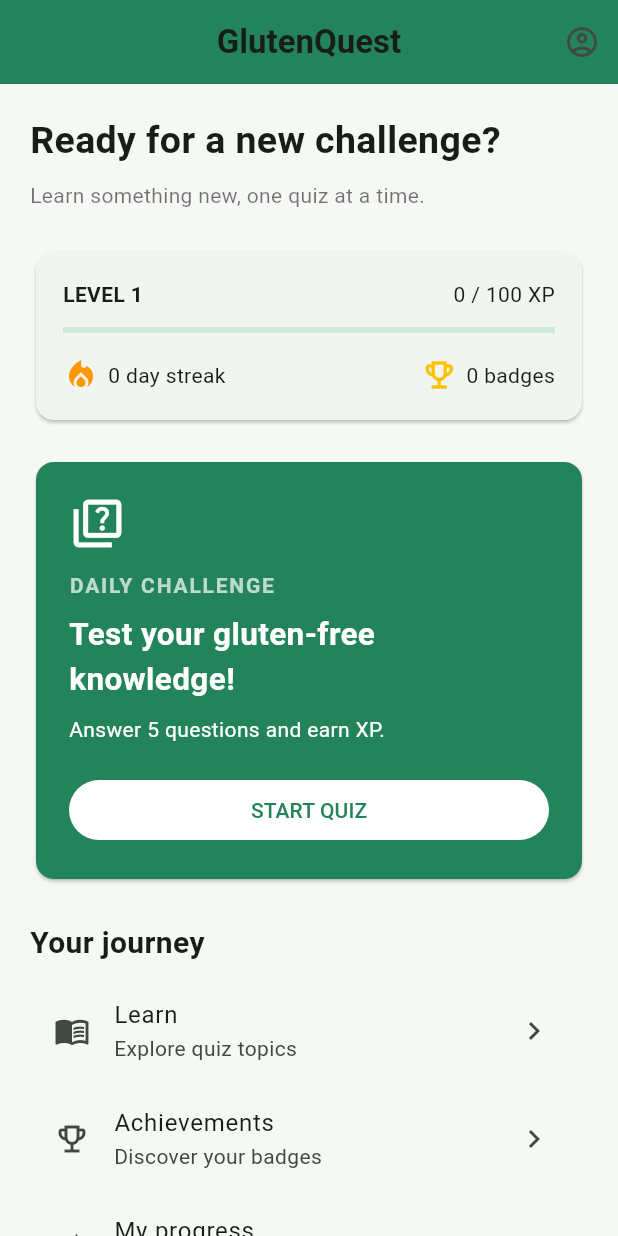
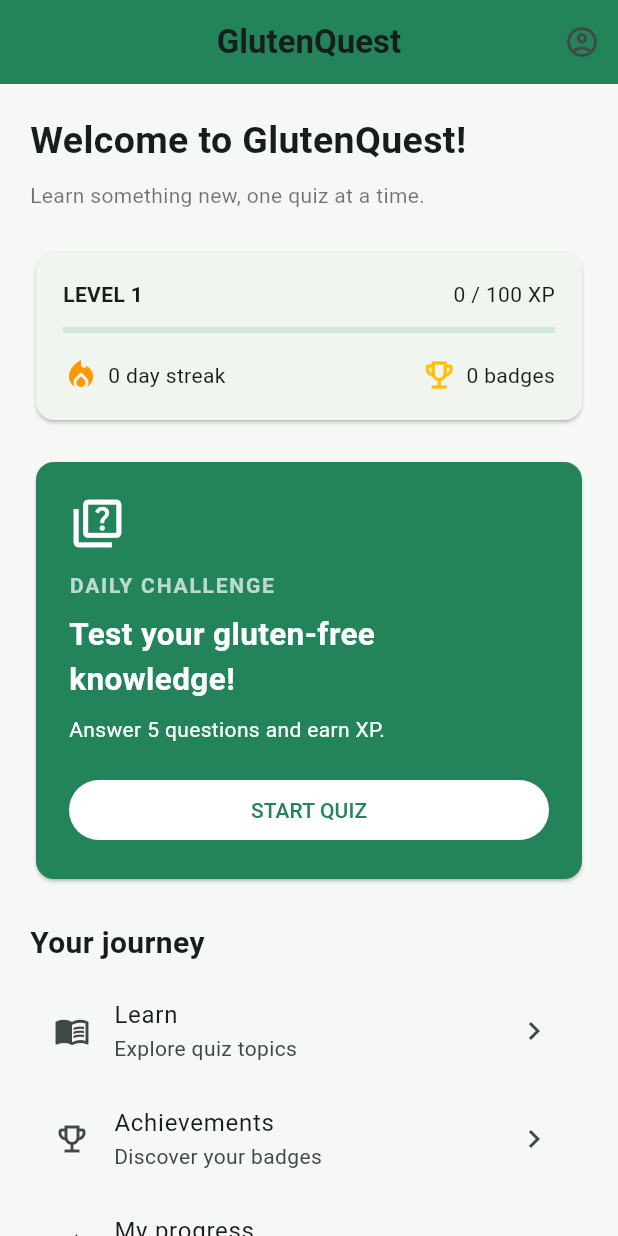
Before and after one commit to C00298638/GlutenQuest, a Flutter app: the HomeScreen screen opened directly, on a phone screen of 412 x 824 dp. Run offline on Flutter 3.47's test engine with Material 3 defaults, Android fonts, the phone set to English and light mode, and no system bars; our stand-ins replace supabase_flutter; accounts and stored records are empty.

Commit message:
Load user profile on home screen

```diff
--- a/glutenquest/lib/screens/home_screen.dart
+++ b/glutenquest/lib/screens/home_screen.dart
@@ -1,12 +1,44 @@
 
 import 'package:flutter/material.dart';
+import 'package:supabase_flutter/supabase_flutter.dart';
+
 import 'quiz_screen.dart';
 import 'profile_screen.dart';
 
-class HomeScreen extends StatelessWidget {
+class HomeScreen extends StatefulWidget {
   const HomeScreen({super.key});
 
+  @override
+  State<HomeScreen> createState() => _HomeScreenState();
+}
+
+class _HomeScreenState extends State<HomeScreen> {
   static const Color green = Color(0xFF23845B);
+
+  late Future<String?> _profileNameFuture;
+
+  @override
+  void initState() {
+    super.initState();
+    _profileNameFuture = _loadProfileName();
+  }
+
+  Future<String?> _loadProfileName() async {
+    final supabase = Supabase.instance.client;
+    final user = supabase.auth.currentUser;
+
+    if (user == null) {
+      return null;
+    }
+
+    final profile = await supabase
+        .from('profiles')
+        .select('full_name')
+        .eq('id', user.id)
+        .maybeSingle();
+
+    return profile?['full_name'] as String?;
+  }
 
   @override
   Widget build(BuildContext context) {
@@ -35,12 +67,41 @@ class HomeScreen extends StatelessWidget {
       body: ListView(
         padding: const EdgeInsets.all(20),
         children: [
-          const Text(
-            'Ready for a new challenge?',
-            style: TextStyle(
-              fontSize: 25,
-              fontWeight: FontWeight.bold,
-            ),
+          FutureBuilder<String?>(
+            future: _profileNameFuture,
+            builder: (context, snapshot) {
+              if (snapshot.hasError) {
+                return const Text(
+                  'Welcome to GlutenQuest!',
+                  style: TextStyle(
+                    fontSize: 25,
+                    fontWeight: FontWeight.bold,
+                  ),
+                );
+              }
+
+              if (snapshot.connectionState == ConnectionState.waiting) {
+                return const Text(
+                  'Loading your profile...',
+                  style: TextStyle(
+                    fontSize: 22,
+                    fontWeight: FontWeight.bold,
+                  ),
+                );
+              }
+
+              final name = snapshot.data;
+
+              return Text(
+                name != null && name.isNotEmpty
+                    ? 'Welcome, $name!'
+                    : 'Welcome to GlutenQuest!',
+                style: const TextStyle(
+                  fontSize: 25,
+                  fontWeight: FontWeight.bold,
+                ),
+              );
+            },
           ),
           const SizedBox(height: 8),
           const Text(
@@ -57,14 +118,11 @@ class HomeScreen extends StatelessWidget {
                 crossAxisAlignment: CrossAxisAlignment.start,
                 children: [
                   const Row(
-                    mainAxisAlignment:
-                        MainAxisAlignment.spaceBetween,
+                    mainAxisAlignment: MainAxisAlignment.spaceBetween,
                     children: [
                       Text(
                         'LEVEL 1',
-                        style: TextStyle(
-                          fontWeight: FontWeight.bold,
-                        ),
+                        style: TextStyle(fontWeight: FontWeight.bold),
                       ),
                       Text('0 / 100 XP'),
                     ],
```
